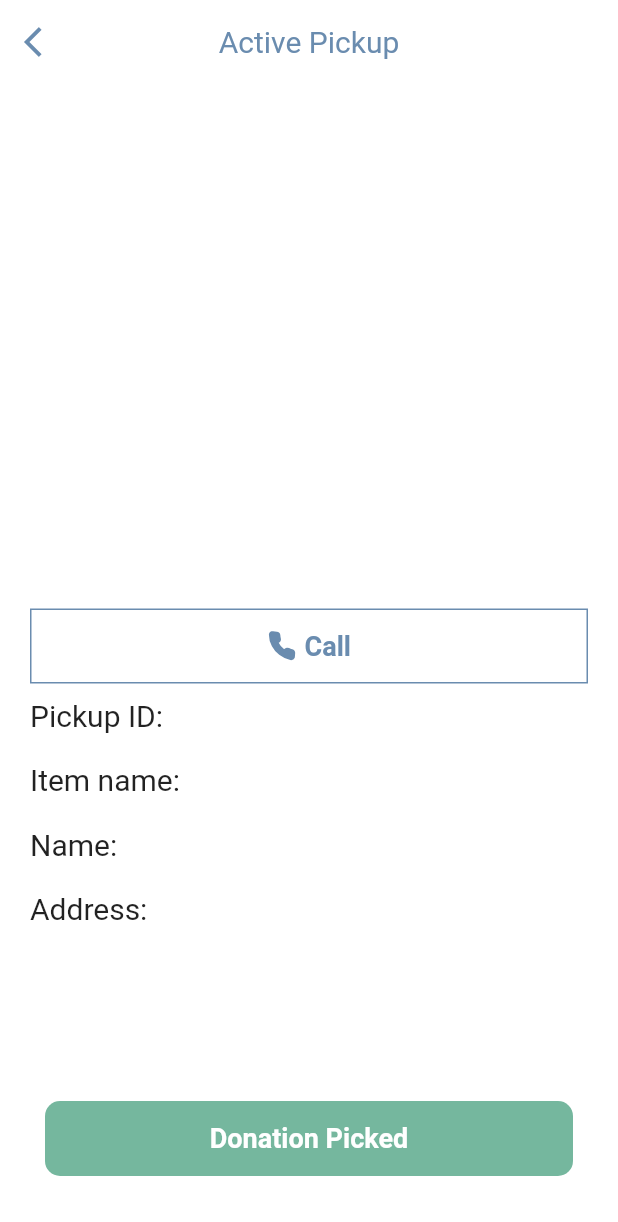
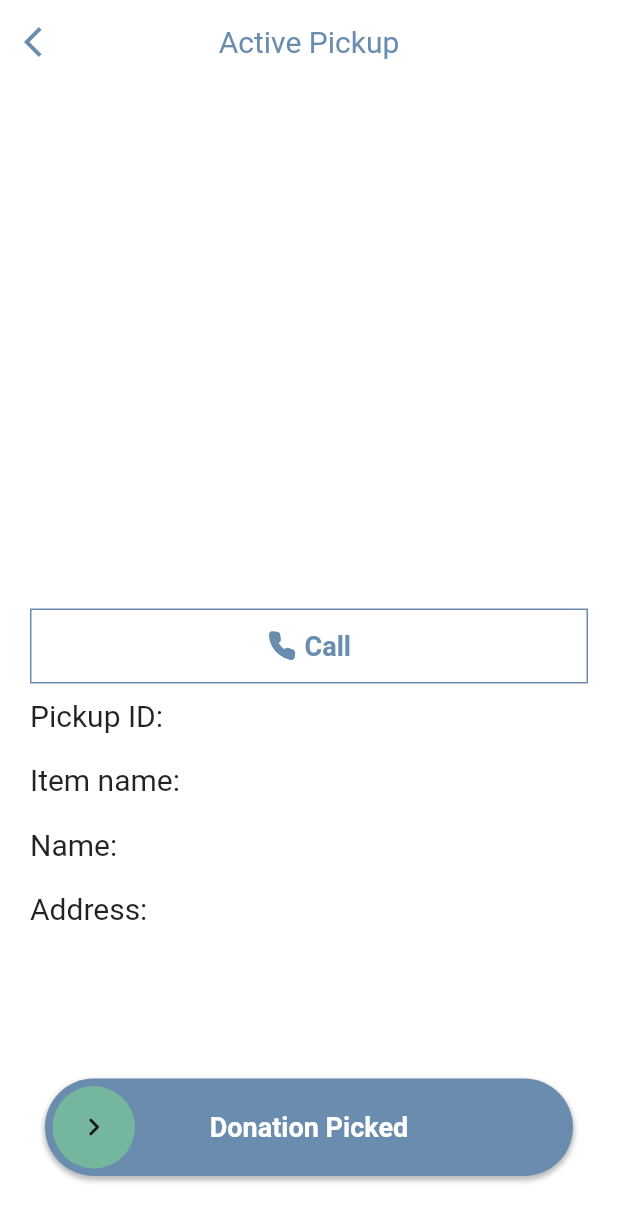
Before and after one commit to manishtalele/riderapp, a Flutter app: the ActiveDonationPage screen opened directly with empty values, on a phone screen of 412 x 824 dp. Shown: the top 1222 px of the screen. Run offline on Flutter 3.47's test engine with Material 2 defaults, Android fonts, the phone set to English and light mode, and no system bars; drawn by our look-alikes of carousel_slider; our stand-ins replace animated_splash_screen, cloud_firestore, dropdown_button2, firebase_auth, firebase_core, firebase_messaging and 6 more; accounts and stored records are empty.

Commit message:
slider added to activedonation page

```diff
--- a/lib/activedonationpage.dart
+++ b/lib/activedonationpage.dart
@@ -1,3 +1,4 @@
+import 'package:action_slider/action_slider.dart';
 import 'package:carousel_slider/carousel_slider.dart';
 import 'package:cloud_firestore/cloud_firestore.dart';
 import 'package:firebase_auth/firebase_auth.dart';
@@ -236,22 +237,43 @@ class _ActiveDonationPageState extends State<ActiveDonationPage> {
       ),
       bottomNavigationBar: Padding(
         padding: const EdgeInsets.fromLTRB(30, 0, 30, 40),
-        child: ElevatedButton(
-            onPressed: () async => await completeDonation()
-                .whenComplete(() => Navigator.pop(context)),
-            style: ElevatedButton.styleFrom(
-                elevation: 0,
-                shape: RoundedRectangleBorder(
-                    borderRadius: BorderRadius.circular(10)),
-                backgroundColor: primary2Color,
-                minimumSize: Size(width, 50)),
-            child: const Text(
-              'Donation Picked',
-              style: TextStyle(
+        child:
+            ActionSlider.standard(
+              backgroundColor: primaryColor,
+              toggleColor: primary2Color,
+              width: 300.0,
+              actionThresholdType: ThresholdType.release,
+              child: const Text('Donation Picked',
+              style:TextStyle(
                   color: Colors.white,
                   fontSize: 18,
-                  fontWeight: FontWeight.w700),
-            )),
+                  fontWeight: FontWeight.w700)
+              ),
+              action: (controller) async {
+                controller.loading(); //starts loading animation
+                await Future.delayed(const Duration(seconds: 3));
+                controller.success(); //starts success animation
+                await Future.delayed(const Duration(seconds: 1));
+                controller.reset(); //resets the slider
+              },
+            ),
+
+        // child: ElevatedButton(
+        //     onPressed: () async => await completeDonation()
+        //         .whenComplete(() => Navigator.pop(context)),
+        //     style: ElevatedButton.styleFrom(
+        //         elevation: 0,
+        //         shape: RoundedRectangleBorder(
+        //             borderRadius: BorderRadius.circular(10)),
+        //         backgroundColor: primary2Color,
+        //         minimumSize: Size(width, 50)),
+        //     child: const Text(
+        //       'Donation Picked',
+        //       style: TextStyle(
+        //           color: Colors.white,
+        //           fontSize: 18,
+        //           fontWeight: FontWeight.w700),
+        //     )),
       ),
     );
   }
--- a/lib/screens/myaccount.dart
+++ b/lib/screens/myaccount.dart
@@ -1,5 +1,6 @@
 import 'package:flutter/material.dart';
 import 'package:flutter_svg/flutter_svg.dart';
+import 'package:riderapp/screens/notification.dart';
 import 'package:riderapp/screens/notificationsetting.dart';
 import 'package:riderapp/screens/orderdetail.dart';
 import 'package:riderapp/provider/emailauth.dart';
@@ -80,7 +81,7 @@ class _MyAccountState extends State<MyAccount> {
                           context,
                           MaterialPageRoute(
                               builder: (context) =>
-                                  const NotificationSetting()));
+                                   Notication()));
                     },
                     child: Row(
                       crossAxisAlignment: CrossAxisAlignment.start,
--- a/pubspec.yaml
+++ b/pubspec.yaml
@@ -53,6 +53,7 @@ dependencies:
   carousel_slider: ^4.0.0
   flutter_switch: ^0.3.2
   responsive_framework: ^0.2.0
+  action_slider: ^0.6.1
 
 dev_dependencies:
   flutter_test:
```
Also changed, not shown: pubspec.lock.
